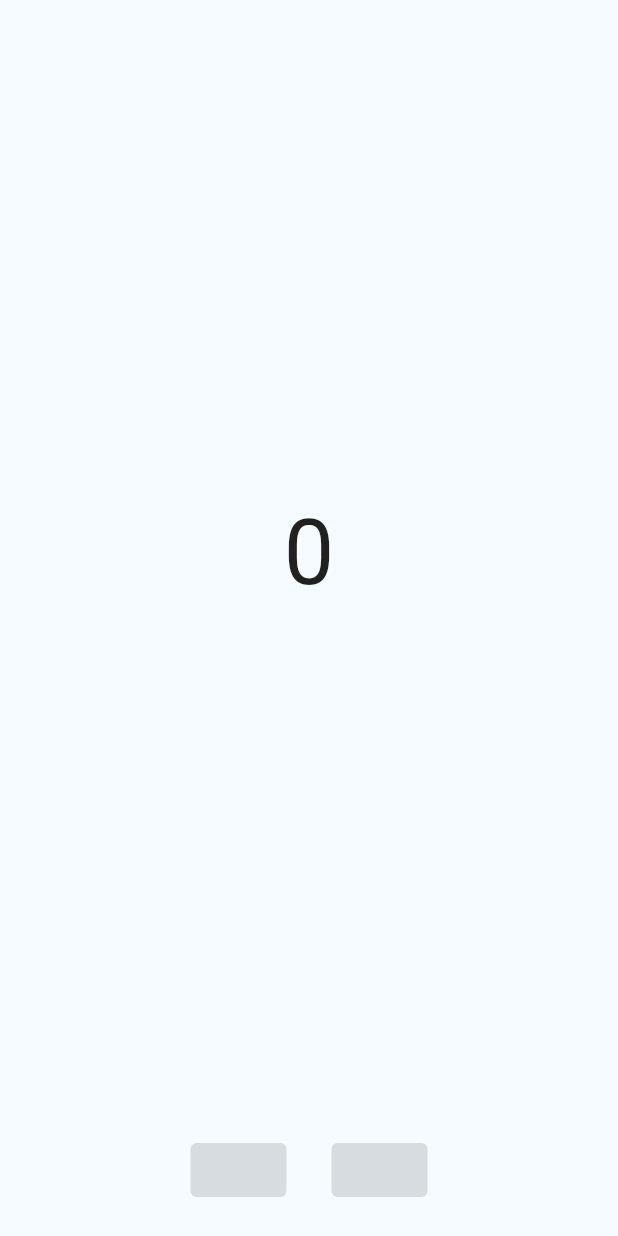
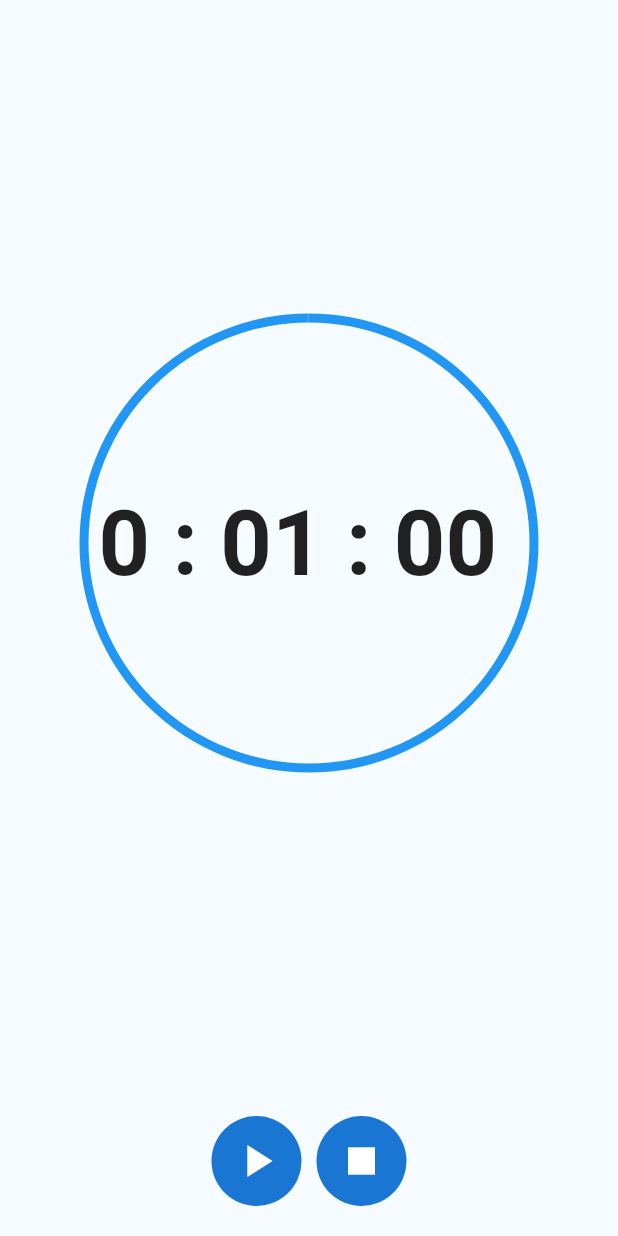
Before and after one commit to Zahra-Sahzabi/countDown, a Flutter app: the screen it shows after launch, on a phone screen of 412 x 824 dp. Run offline on Flutter 3.47's test engine with Material 2 defaults, Android fonts, the phone set to English and light mode, and no system bars; missing offline and left inert: flutter_ringtone_player.

```diff
--- a/lib/screen/home_page.dart
+++ b/lib/screen/home_page.dart
@@ -1,6 +1,9 @@
 // ignore_for_file: prefer_const_constructors, prefer_const_constructors_in_immutables
 
+import 'package:countdown/widgets/buttons.dart';
+import 'package:flutter/cupertino.dart';
 import 'package:flutter/material.dart';
+import 'package:flutter_ringtone_player/flutter_ringtone_player.dart';
 
 class MyHomePage extends StatefulWidget {
   const MyHomePage({Key? key}) : super(key: key);
@@ -12,9 +15,15 @@ class MyHomePage extends StatefulWidget {
 class _MyHomePageState extends State<MyHomePage> with TickerProviderStateMixin {
   late AnimationController controller;
 
+  bool isPlaying = false;
+
+  double progress = 1.0;
+
   String get countText {
     Duration count = controller.duration! * controller.value;
-    return '${count.inSeconds}';
+    return controller.isDismissed
+        ? '${(controller.duration!.inHours)} : ${(controller.duration!.inMinutes % 60).toString().padLeft(2, '0')} : ${(controller.duration!.inSeconds % 60).toString().padLeft(2, '0')} '
+        : '${(count.inHours).toString()} : ${(count.inMinutes % 60).toString().padLeft(2, '0')} : ${(count.inSeconds % 60).toString().padLeft(2, '0')}';
   }
 
   @override
@@ -26,12 +35,32 @@ class _MyHomePageState extends State<MyHomePage> with TickerProviderStateMixin {
           seconds: 60 // will be our countdown timer starting duration),
           ),
     );
+
+    controller.addListener(() {
+      notify();
+      if (controller.isAnimating) {
+        setState(() {
+          progress = controller.value;
+        });
+      } else {
+        setState(() {
+          isPlaying = false;
+          progress = 1.0;
+        });
+      }
+    });
   }
 
   @override
   void dispose() {
     controller.dispose();
     super.dispose();
+  }
+
+  void notify() {
+    if (countText == '0 : 00 : 00') {
+      FlutterRingtonePlayer.playNotification();
+    }
   }
 
   @override
@@ -41,22 +70,81 @@ class _MyHomePageState extends State<MyHomePage> with TickerProviderStateMixin {
       body: Column(
         children: [
           Expanded(
-            child: Stack(alignment: Alignment.center, children: [
-              Text(
-                countText,
-                style: TextStyle(fontSize: 60),
-              ),
-            ]),
+            child: Stack(
+              alignment: Alignment.center,
+              children: [
+                SizedBox(
+                  width: 300,
+                  height: 300,
+                  child: CircularProgressIndicator(
+                    value: progress,
+                    strokeWidth: 6,
+                  ),
+                ),
+                GestureDetector(
+                  onTap: (() {
+                    showModalBottomSheet(
+                      context: context,
+                      builder: (context) => SizedBox(
+                        height: 300,
+                        child: CupertinoTimerPicker(
+                          initialTimerDuration: controller.duration!,
+                          onTimerDurationChanged: (time) {
+                            setState(() {
+                              controller.duration = time;
+                            });
+                          },
+                        ),
+                      ),
+                    );
+                  }),
+                  child: AnimatedBuilder(
+                      animation: controller,
+                      builder: (context, child) {
+                        return Text(
+                          countText,
+                          style: TextStyle(
+                              fontSize: 60, fontWeight: FontWeight.bold),
+                        );
+                      }),
+                ),
+              ],
+            ),
           ),
           // ignore: prefer_const_literals_to_create_immutables
           Padding(
-           padding: const EdgeInsets.symmetric(horizontal: 10, vertical: 20),
+            padding: const EdgeInsets.symmetric(horizontal: 10, vertical: 20),
             child: Row(
               mainAxisAlignment: MainAxisAlignment.center,
               children: [
-                ElevatedButton(onPressed: null, child: null),
-                SizedBox(width: 30,),
-                ElevatedButton(onPressed: null, child: null)
+                GestureDetector(
+                    onTap: () {
+                      if (controller.isAnimating) {
+                        controller.stop();
+                        setState(() {
+                          isPlaying = false;
+                        });
+                      } else {
+                        controller.reverse(
+                            from:
+                                controller.value == 0 ? 1.0 : controller.value);
+                        setState(() {
+                          isPlaying = true;
+                        });
+                      }
+                    },
+                    child: Button(
+                        icon: isPlaying == true
+                            ? Icons.pause
+                            : Icons.play_arrow)),
+                GestureDetector(
+                    onTap: () {
+                      controller.reset();
+                      setState(() {
+                        isPlaying = false;
+                      });
+                    },
+                    child: Button(icon: Icons.stop))
               ],
             ),
           )
--- /dev/null
+++ b/lib/widgets/buttons.dart
@@ -0,0 +1,25 @@
+// ignore_for_file: prefer_const_constructors_in_immutables, prefer_const_constructors
+
+import 'package:flutter/material.dart';
+
+class Button extends StatelessWidget {
+  Button({
+    Key? key,
+    required this.icon,
+  }) : super(key: key);
+  final IconData icon;
+
+  @override
+  Widget build(BuildContext context) {
+    return Padding(
+      padding: EdgeInsets.symmetric(horizontal: 5),
+      child: CircleAvatar(
+        radius: 30,
+        child: Icon(
+          icon,
+          size: 36,
+        ),
+      ),
+    );
+  }
+}
--- a/pubspec.yaml
+++ b/pubspec.yaml
@@ -35,6 +35,7 @@ dependencies:
   # Use with the CupertinoIcons class for iOS style icons.
   cupertino_icons: ^1.0.2
   flutter_countdown_timer: ^4.1.0
+  flutter_ringtone_player: ^3.2.0
 
 dev_dependencies:
   flutter_test:
```
Also changed, not shown: pubspec.lock.
